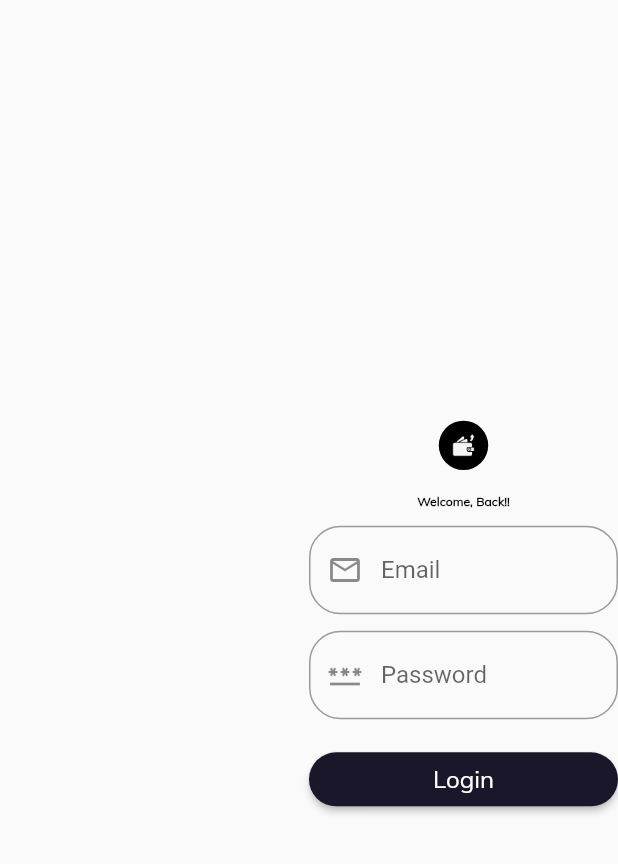
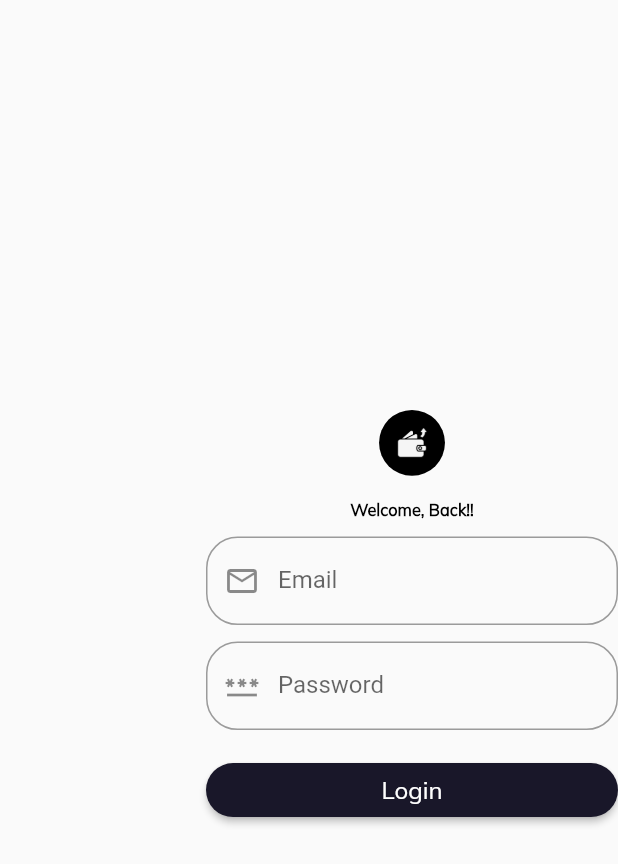
Before and after one commit to sadid369/expense_app_wscube, a Flutter app: what landScapeUI() shows on an empty page, opened directly with empty values, on a phone screen of 412 x 824 dp. Shown: the top 864 px of the screen. Run offline on Flutter 3.47's test engine with Material 2 defaults, Android fonts, the phone set to English and light mode, and no system bars.

Commit message:
class 3 completed

```diff
--- a/lib/screens/user_onboarding/login_page.dart
+++ b/lib/screens/user_onboarding/login_page.dart
@@ -36,54 +36,16 @@ Widget mainUI(
   double mHeight,
 ) {
   return mHeight < 334
-      ? SingleChildScrollView(
-          child: Column(
-            mainAxisAlignment: MainAxisAlignment.center,
-            children: [
-              CircleAvatar(
-                backgroundColor: Colors.black,
-                radius: mWidth * 0.08,
-                child: Image.asset(
-                  ImagesConstants.appLogoIcon,
-                  color: Colors.grey.shade100,
-                  width: mWidth * 0.075,
-                  height: mWidth * 0.075,
-                ),
-              ),
-              hSpacer(mHeight: 16),
-              Text(
-                'Welcome, Back!!',
-                style: mTextStyles25(
-                  mWeight: FontWeight.bold,
-                ),
-              ),
-              hSpacer(),
-              TextField(
-                decoration: myDecoration(
-                  mLabel: 'Email',
-                  mHint: 'Enter Your Email',
-                  mPrefixIcon: Icons.email_outlined,
-                ),
-              ),
-              hSpacer(),
-              TextField(
-                obscureText: true,
-                obscuringCharacter: "*",
-                decoration: myDecoration(
-                  mLabel: 'Password',
-                  mHint: 'Enter Your Password',
-                  mPrefixIcon: Icons.password_outlined,
-                ),
-              ),
-              hSpacer(mHeight: 16),
-              AppRoundedButton(
-                onTap: () {},
-                title: 'Login',
-              )
-            ],
-          ),
-        )
-      : Column(
+      ? SingleChildScrollView(child: mainSubUI(mWidth, mHeight))
+      : mainSubUI(mWidth, mHeight);
+}
+
+Widget portraitUI(double mWidth, double mHeight) {
+  return mainUI(mWidth, mHeight);
+}
+
+Widget mainSubUI(double mWidth, double mHeight) {
+  return Column(
     mainAxisAlignment: MainAxisAlignment.center,
     children: [
       CircleAvatar(
@@ -136,14 +98,11 @@ Widget mainUI(
   );
 }
 
-Widget portraitUI(double mWeight, double mHeight) {
-  return mainUI(mWeight, mHeight);
-}
-
 Widget landScapeUI(double mWidth, double mHeight) {
   return Row(
     children: [
       Expanded(
+        flex: 1,
         child: CircleAvatar(
           backgroundColor: Colors.black,
           radius: mHeight * 0.08,
@@ -156,6 +115,7 @@ Widget landScapeUI(double mWidth, double mHeight) {
         ),
       ),
       Expanded(
+        flex: 2,
         child: LayoutBuilder(builder: (context, constrain) {
           var mWidth = constrain.maxWidth;
           print(mWidth);
```
Lines whose indentation alone changed are shown as unchanged.
